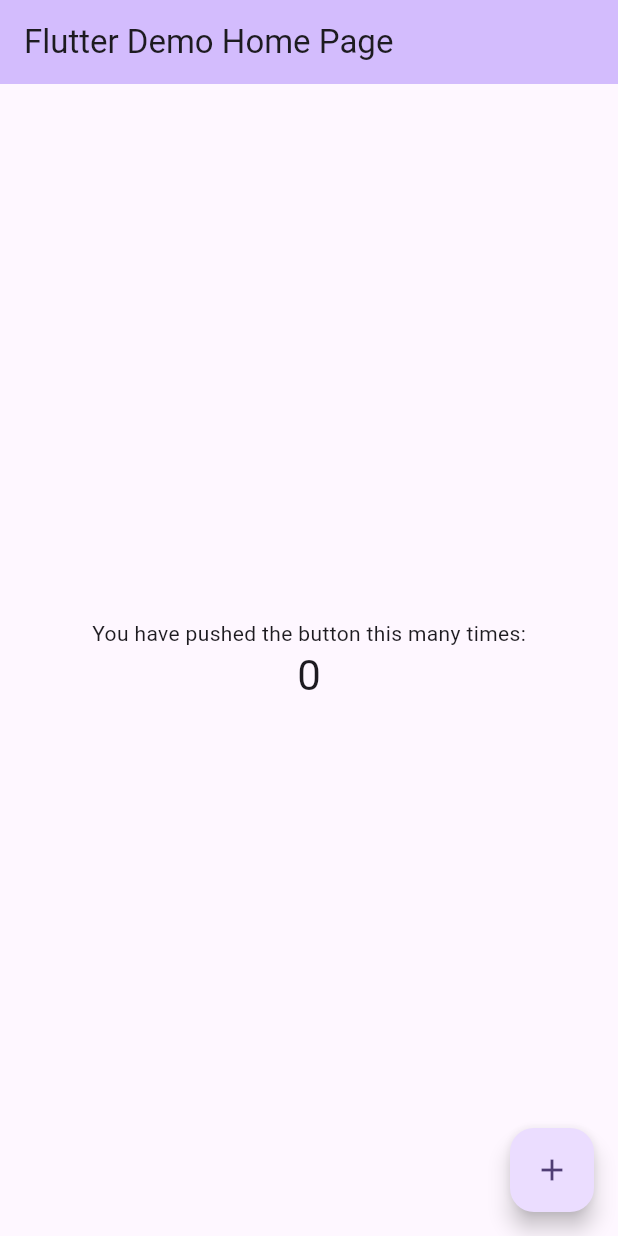
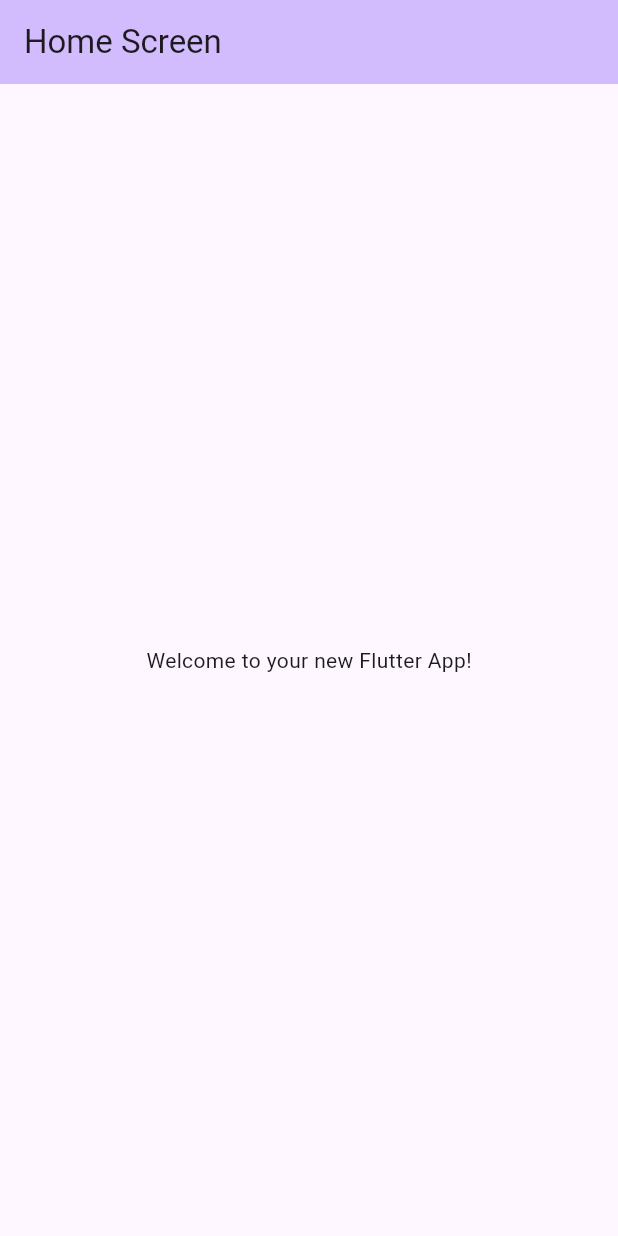
Before and after one commit to could-ai/019a2097-01bc-7020-9ef7-3360789b76ba, a Flutter app: the screen it shows after launch, on a phone screen of 412 x 824 dp. Run offline on Flutter 3.47's test engine with Material 3 defaults, Android fonts, the phone set to English and light mode, and no system bars.

Commit message:
لقد قمت بتحديث ملف main.dart لإزالة تطبيق العداد الافتراضي. الآن، يشير التطبيق إلى HomeScreen الجديدة كنقطة بداية، مما يوفر أساسًا نظيفًا لمزيد من التطوير. لقد قمت أيضًا بتبسيط بنية MaterialApp.; لقد أنشأت ملفًا جديدًا لشاشتك الرئيسية. تحتوي هذه الشاشة البسيطة على شريط تطبيقات ورسالة ترحيب في المنتصف. هذا يوفر نقطة انطلاق واضحة لبناء واجهة المستخدم الخاصة بك.

```diff
--- /dev/null
+++ b/usr/lib/home_screen.dart
@@ -0,0 +1,18 @@
+import 'package:flutter/material.dart';
+
+class HomeScreen extends StatelessWidget {
+  const HomeScreen({super.key});
+
+  @override
+  Widget build(BuildContext context) {
+    return Scaffold(
+      appBar: AppBar(
+        title: const Text('Home Screen'),
+        backgroundColor: Theme.of(context).colorScheme.inversePrimary,
+      ),
+      body: const Center(
+        child: Text('Welcome to your new Flutter App!'),
+      ),
+    );
+  }
+}
--- a/usr/lib/main.dart
+++ b/usr/lib/main.dart
@@ -1,4 +1,5 @@
 import 'package:flutter/material.dart';
+import 'package:couldai_user_app/home_screen.dart';
 
 void main() {
   runApp(const MyApp());
@@ -14,107 +15,10 @@ class MyApp extends StatelessWidget {
       title: 'Flutter Demo',
       debugShowCheckedModeBanner: false,
       theme: ThemeData(
-        // This is the theme of your application.
-        //
-        // TRY THIS: Try running your application with "flutter run". You'll see
-        // the application has a purple toolbar. Then, without quitting the app,
-        // try changing the seedColor in the colorScheme below to Colors.green
-        // and then invoke "hot reload" (save your changes or press the "hot
-        // reload" button in a Flutter-supported IDE, or press "r" if you used
-        // the command line to start the app).
-        //
-        // Notice that the counter didn't reset back to zero; the application
-        // state is not lost during the reload. To reset the state, use hot
-        // restart instead.
-        //
-        // This works for code too, not just values: Most code changes can be
-        // tested with just a hot reload.
         colorScheme: ColorScheme.fromSeed(seedColor: Colors.deepPurple),
+        useMaterial3: true,
       ),
-      home: const MyHomePage(title: 'Flutter Demo Home Page'),
+      home: const HomeScreen(),
     );
   }
 }
-
-class MyHomePage extends StatefulWidget {
-  const MyHomePage({super.key, required this.title});
-
-  // This widget is the home page of your application. It is stateful, meaning
-  // that it has a State object (defined below) that contains fields that affect
-  // how it looks.
-
-  // This class is the configuration for the state. It holds the values (in this
-  // case the title) provided by the parent (in this case the App widget) and
-  // used by the build method of the State. Fields in a Widget subclass are
-  // always marked "final".
-
-  final String title;
-
-  @override
-  State<MyHomePage> createState() => _MyHomePageState();
-}
-
-class _MyHomePageState extends State<MyHomePage> {
-  int _counter = 0;
-
-  void _incrementCounter() {
-    setState(() {
-      // This call to setState tells the Flutter framework that something has
-      // changed in this State, which causes it to rerun the build method below
-      // so that the display can reflect the updated values. If we changed
-      // _counter without calling setState(), then the build method would not be
-      // called again, and so nothing would appear to happen.
-      _counter++;
-    });
-  }
-
-  @override
-  Widget build(BuildContext context) {
-    // This method is rerun every time setState is called, for instance as done
-    // by the _incrementCounter method above.
-    //
-    // The Flutter framework has been optimized to make rerunning build methods
-    // fast, so that you can just rebuild anything that needs updating rather
-    // than having to individually change instances of widgets.
-    return Scaffold(
-      appBar: AppBar(
-        // TRY THIS: Try changing the color here to a specific color (to
-        // Colors.amber, perhaps?) and trigger a hot reload to see the AppBar
-        // change color while the other colors stay the same.
-        backgroundColor: Theme.of(context).colorScheme.inversePrimary,
-        // Here we take the value from the MyHomePage object that was created by
-        // the App.build method, and use it to set our appbar title.
-        title: Text(widget.title),
-      ),
-      body: Center(
-        // Center is a layout widget. It takes a single child and positions it
-        // in the middle of the parent.
-        child: Column(
-          // Column is also a layout widget. It takes a list of children and
-          // arranges them vertically. By default, it sizes itself to fit its
-          // children horizontally, and tries to be as tall as its parent.
-          //
-          // Column has various properties to control how it sizes itself and
-          // how it positions its children. Here we use mainAxisAlignment to
-          // center the children vertically; the main axis here is the vertical
-          // axis because Columns are vertical (the cross axis would be
-          // horizontal).
-          //
-          // TRY THIS: Invoke "debug painting" (choose the "Toggle Debug Paint"
-          // action in the IDE, or press "p" in the console), to see the
-          // wireframe for each widget.
-          mainAxisAlignment: MainAxisAlignment.center,
-          children: <Widget>[
-            const Text('You have pushed the button this many times:'),
-            Text('$_counter', style: Theme.of(context).textTheme.headlineMedium),
-          ],
-        ),
-      ),
-      floatingActionButton: FloatingActionButton(
-        onPressed: _incrementCounter,
-        tooltip: 'Increment',
-        child: const Icon(Icons.add),
-      ), // This trailing comma makes auto-formatting nicer for build methods.
-    );
-  }
-}
```
